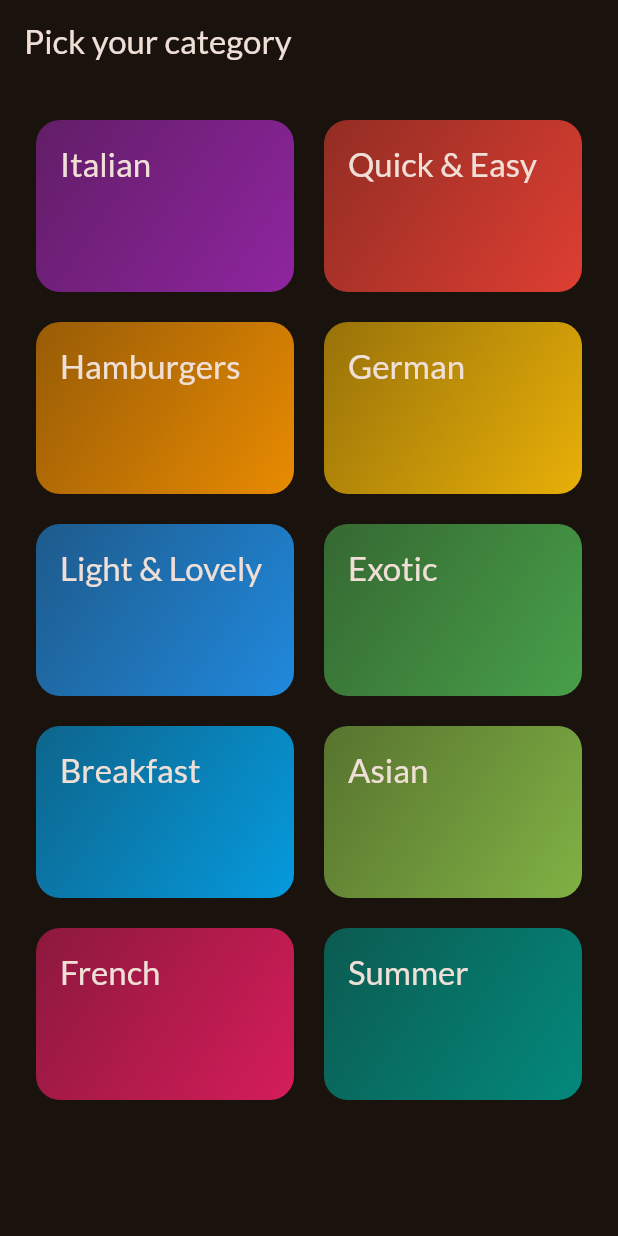
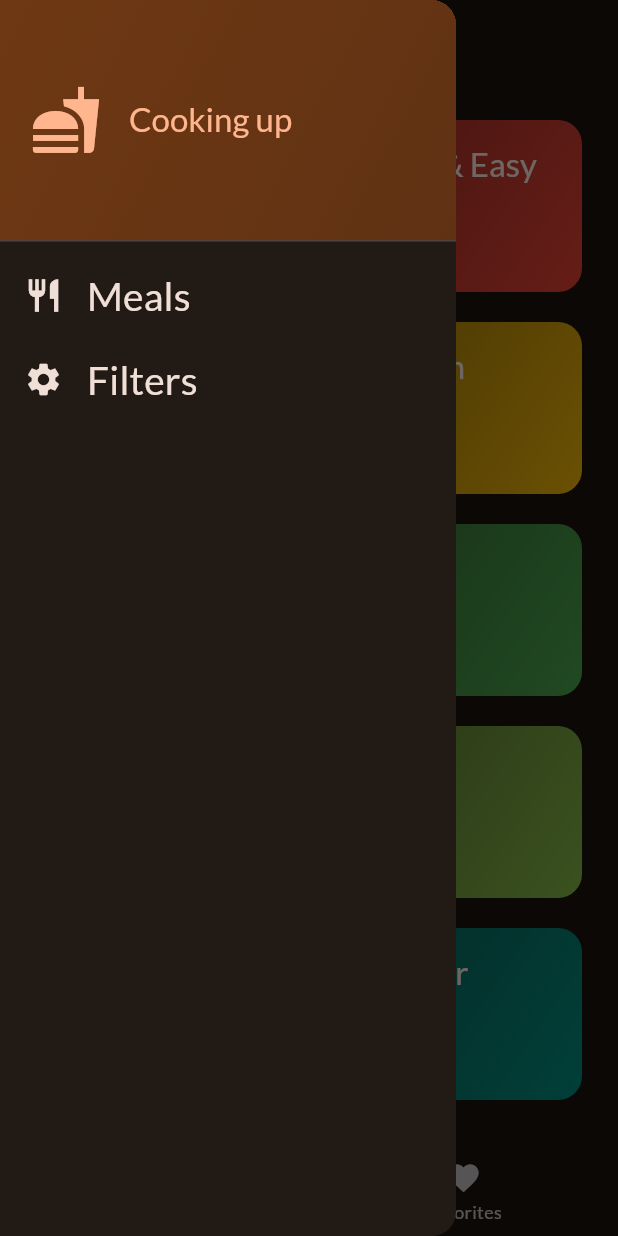
Before and after one commit to minhkwan/meals-app, a Flutter app: the screen it shows after launch, with the side drawer open (before the commit the screen has no drawer), on a phone screen of 412 x 824 dp. Run offline on Flutter 3.47's test engine with Material 2 defaults, Android fonts, the phone set to English and light mode, and no system bars; our stand-ins replace google_fonts, transparent_image.

Commit message:
Latest update with drawer and favorite tab

```diff
--- a/lib/main.dart
+++ b/lib/main.dart
@@ -1,7 +1,6 @@
 import 'package:flutter/material.dart';
 import 'package:google_fonts/google_fonts.dart';
-
-import 'package:meals_app/screens/categories.dart';
+import 'package:meals_app/screens/tabs.dart';
 
 final theme = ThemeData(
   useMaterial3: true,
@@ -23,7 +22,7 @@ class App extends StatelessWidget {
   Widget build(BuildContext context) {
     return MaterialApp(
       theme: theme,
-      home: const CategoriesScreen(),
+      home: const TabScreen(),
     );
   }
 }
--- a/lib/screens/categories.dart
+++ b/lib/screens/categories.dart
@@ -4,8 +4,12 @@ import 'package:meals_app/models/category.dart';
 import 'package:meals_app/widgets/category_grid_item.dart';
 import 'package:meals_app/screens/meals.dart';
 
+import '../models/meal.dart';
+
 class CategoriesScreen extends StatelessWidget {
-  const CategoriesScreen({super.key});
+  const CategoriesScreen({super.key, required this.onToggleFavorite});
+
+  final void Function(Meal item) onToggleFavorite;
 
   void _onSelectCategory(BuildContext context, Category items) {
     final filteredMeals =
@@ -15,6 +19,7 @@ class CategoriesScreen extends StatelessWidget {
         builder: (ctx) => MealsScreen(
           title: items.title,
           mealList: filteredMeals,
+          onToggleFavorite: onToggleFavorite,
         ),
       ),
     );
@@ -22,11 +27,7 @@ class CategoriesScreen extends StatelessWidget {
 
   @override
   Widget build(BuildContext context) {
-    return Scaffold(
-      appBar: AppBar(
-        title: const Text('Pick your category'),
-      ),
-      body: GridView(
+    return GridView(
       padding: const EdgeInsets.all(24),
       gridDelegate: const SliverGridDelegateWithFixedCrossAxisCount(
         crossAxisCount: 2,
@@ -43,7 +44,6 @@ class CategoriesScreen extends StatelessWidget {
             },
           )
       ],
-      ),
     );
   }
 }
--- /dev/null
+++ b/lib/screens/tabs.dart
@@ -0,0 +1,86 @@
+import 'package:flutter/material.dart';
+import 'package:meals_app/screens/categories.dart';
+import 'package:meals_app/screens/meals.dart';
+import 'package:meals_app/widgets/main_drawer.dart';
+
+import '../models/meal.dart';
+
+class TabScreen extends StatefulWidget {
+  const TabScreen({super.key});
+
+  @override
+  State<TabScreen> createState() => _TabScreenState();
+}
+
+class _TabScreenState extends State<TabScreen> {
+  int _selectedScreen = 0;
+  var activePageTitle = 'Categories';
+  List<Meal> favoriteMeal = [];
+
+  void _showInfoMessage(String message) {
+    ScaffoldMessenger.of(context).clearSnackBars();
+    ScaffoldMessenger.of(context)
+        .showSnackBar(SnackBar(content: Text(message)));
+  }
+
+  void _onSelectScreen(int index) {
+    setState(() {
+      _selectedScreen = index;
+    });
+  }
+
+  void toggleFavoriteMeal(Meal item) {
+    final isExisting = favoriteMeal.contains(item);
+    if (isExisting) {
+      setState(() {
+        favoriteMeal.remove(item);
+      });
+      _showInfoMessage('Meal is no longer a favorite');
+    } else {
+      setState(() {
+        favoriteMeal.add(item);
+      });
+      _showInfoMessage('Marked as a favorite');
+    }
+  }
+
+  @override
+  Widget build(BuildContext context) {
+    Widget activePage = CategoriesScreen(
+      onToggleFavorite: toggleFavoriteMeal,
+    );
+
+    if (_selectedScreen == 1) {
+      activePage = MealsScreen(
+        mealList: favoriteMeal,
+        onToggleFavorite: toggleFavoriteMeal,
+      );
+      activePageTitle = 'Your Favorites';
+    }
+
+    return Scaffold(
+      appBar: AppBar(
+        title: Text(activePageTitle),
+      ),
+      drawer: const MainDrawer(),
+      body: activePage,
+      bottomNavigationBar: BottomNavigationBar(
+        currentIndex: _selectedScreen,
+        items: const <BottomNavigationBarItem>[
+          BottomNavigationBarItem(
+            icon: Icon(Icons.set_meal),
+            label: 'Categories',
+            backgroundColor: Colors.red,
+          ),
+          BottomNavigationBarItem(
+            icon: Icon(Icons.favorite),
+            label: 'Favorites',
+            backgroundColor: Colors.green,
+          ),
+        ],
+        selectedItemColor: Colors.amber[800],
+        onTap: _onSelectScreen,
+      ),
+    );
+  }
+}
--- /dev/null
+++ b/lib/widgets/main_drawer.dart
@@ -0,0 +1,77 @@
+import 'package:flutter/material.dart';
+
+class MainDrawer extends StatelessWidget {
+  const MainDrawer({super.key});
+
+  @override
+  Widget build(BuildContext context) {
+    return Drawer(
+      child: Column(
+        children: [
+          DrawerHeader(
+            decoration: BoxDecoration(
+              gradient: LinearGradient(
+                colors: [
+                  Theme.of(context).colorScheme.primaryContainer,
+                  Theme.of(context)
+                      .colorScheme
+                      .primaryContainer
+                      .withOpacity(0.8),
+                ],
+                begin: Alignment.topLeft,
+                end: Alignment.bottomRight,
+              ),
+            ),
+            padding: const EdgeInsets.all(20),
+            child: Row(
+              children: [
+                Icon(
+                  Icons.fastfood,
+                  size: 48,
+                  color: Theme.of(context).colorScheme.primary,
+                ),
+                const SizedBox(
+                  width: 18,
+                ),
+                Text(
+                  'Cooking up',
+                  style: Theme.of(context).textTheme.titleLarge!.copyWith(
+                        color: Theme.of(context).colorScheme.primary,
+                      ),
+                ),
+              ],
+            ),
+          ),
+          ListTile(
+            leading: Icon(
+              Icons.restaurant,
+              size: 26,
+              color: Theme.of(context).colorScheme.onBackground,
+            ),
+            title: Text(
+              'Meals',
+              style: Theme.of(context).textTheme.titleSmall!.copyWith(
+                  color: Theme.of(context).colorScheme.onBackground,
+                  fontSize: 26),
+            ),
+            onTap: () {},
+          ),
+          ListTile(
+            leading: Icon(
+              Icons.settings,
+              size: 26,
+              color: Theme.of(context).colorScheme.onBackground,
+            ),
+            title: Text(
+              'Filters',
+              style: Theme.of(context).textTheme.titleSmall!.copyWith(
+                  color: Theme.of(context).colorScheme.onBackground,
+                  fontSize: 26),
+            ),
+            onTap: () {},
+          )
+        ],
+      ),
+    );
+  }
+}
```
Also changed, not shown: lib/screens/meal_detail.dart (+12 -2 lines), lib/screens/meals.dart (+14 -5 lines), pubspec.lock, 2 other files. Lines whose indentation alone changed are shown as unchanged.
